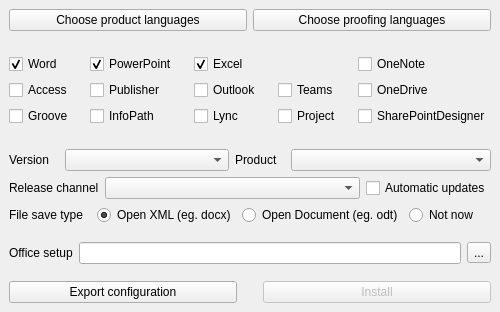
Old version of the form src/installer.ui in the repository Fantazzj/MS-office-installer-Qt.
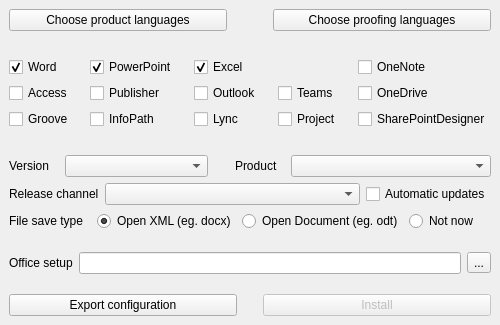
New version of the form.

Diff of the .ui file:
```diff
--- a/src/installer.ui
+++ b/src/installer.ui
@@ -6,8 +6,8 @@
    <rect>
     <x>0</x>
     <y>0</y>
-    <width>481</width>
-    <height>312</height>
+    <width>500</width>
+    <height>325</height>
    </rect>
   </property>
   <property name="windowTitle">
@@ -36,6 +36,22 @@
         </property>
        </widget>
       </item>
+      <item>
+       <spacer name="horizontalSpacer_2">
+        <property name="orientation">
+         <enum>Qt::Horizontal</enum>
+        </property>
+        <property name="sizeType">
+         <enum>QSizePolicy::Preferred</enum>
+        </property>
+        <property name="sizeHint" stdset="0">
+         <size>
+          <width>40</width>
+          <height>20</height>
+         </size>
+        </property>
+       </spacer>
+      </item>
       <item>
        <widget class="QPushButton" name="pushButtonPrfLng">
         <property name="locale">
@@ -353,6 +369,22 @@
           </property>
          </widget>
         </item>
+        <item>
+         <spacer name="horizontalSpacer_3">
+          <property name="orientation">
+           <enum>Qt::Horizontal</enum>
+          </property>
+          <property name="sizeType">
+           <enum>QSizePolicy::Maximum</enum>
+          </property>
+          <property name="sizeHint" stdset="0">
+           <size>
+            <width>21</width>
+            <height>20</height>
+           </size>
+          </property>
+         </spacer>
+        </item>
         <item>
          <widget class="QLabel" name="label_5">
           <property name="sizePolicy">
```
Left out of the diff: 38 changed lines with no effect on the pictures.
